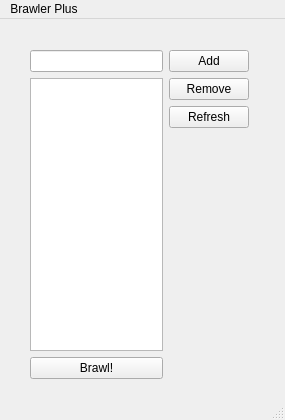
Old version of the form mainwindow.ui in the repository navzam/BrawlerPlus.
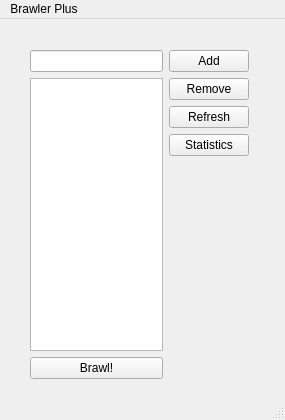
New version of the form. Icons and pictures are not drawn.

Commit message: Added a Statistics button.

```diff
--- a/mainwindow.ui
+++ b/mainwindow.ui
@@ -100,6 +100,13 @@
          </property>
         </widget>
        </item>
+       <item>
+        <widget class="QPushButton" name="statsButton">
+         <property name="text">
+          <string>Statistics</string>
+         </property>
+        </widget>
+       </item>
        <item>
         <spacer name="verticalSpacer_2">
          <property name="orientation">
```
The commit also changes 1 other file.
